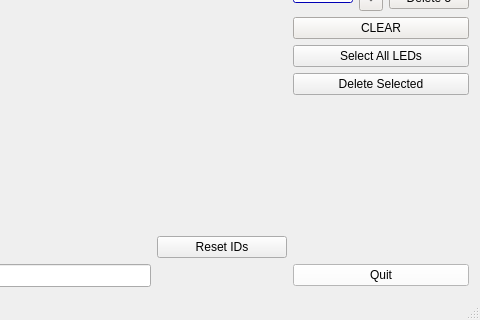
Above: GUI Code/BlockTrial3/mainwindow.ui from sonderswag/Modular-LED-HRI- before the change; both pictures show x 260 to 740 and y 140 to 460 of the 740 by 460 pixel window. Below: the same form after it.
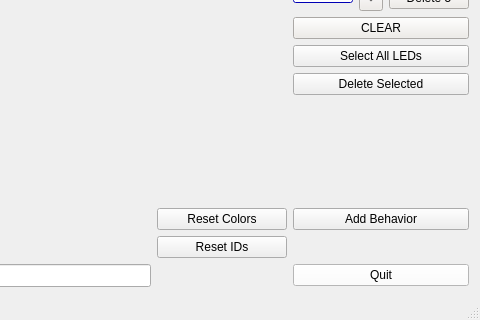
That is the form after the change. Icons and pictures are not drawn.

Commit message: Added new window class, able to set color attributes to selected LEDs

What changed in the file:
```diff
--- a/GUI Code/BlockTrial3/mainwindow.ui
+++ b/GUI Code/BlockTrial3/mainwindow.ui
@@ -2233,7 +2233,7 @@
       </property>
      </spacer>
     </item>
-    <item row="7" column="2">
+    <item row="8" column="2">
      <widget class="QPushButton" name="QuitButton">
       <property name="palette">
        <palette>
@@ -2655,7 +2655,7 @@
       </property>
      </widget>
     </item>
-    <item row="7" column="1">
+    <item row="8" column="1">
      <spacer name="horizontalSpacer_2">
       <property name="orientation">
        <enum>Qt::Horizontal</enum>
@@ -2668,7 +2668,7 @@
       </property>
      </spacer>
     </item>
-    <item row="7" column="0">
+    <item row="8" column="0">
      <widget class="QLineEdit" name="DisplayText">
       <property name="sizePolicy">
        <sizepolicy hsizetype="Preferred" vsizetype="Fixed">
@@ -3125,7 +3125,7 @@
       </property>
      </widget>
     </item>
-    <item row="6" column="1">
+    <item row="7" column="1">
      <widget class="QPushButton" name="resetID">
       <property name="text">
        <string>Reset IDs</string>
@@ -3139,6 +3139,20 @@
       </property>
      </widget>
     </item>
+    <item row="6" column="2">
+     <widget class="QPushButton" name="addBehaviorButton">
+      <property name="text">
+       <string>Add Behavior</string>
+      </property>
+     </widget>
+    </item>
+    <item row="6" column="1">
+     <widget class="QPushButton" name="resetColor">
+      <property name="text">
+       <string>Reset Colors</string>
+      </property>
+     </widget>
+    </item>
    </layout>
   </widget>
   <widget class="QMenuBar" name="menuBar">
```
The commit also changes 9 other files.
